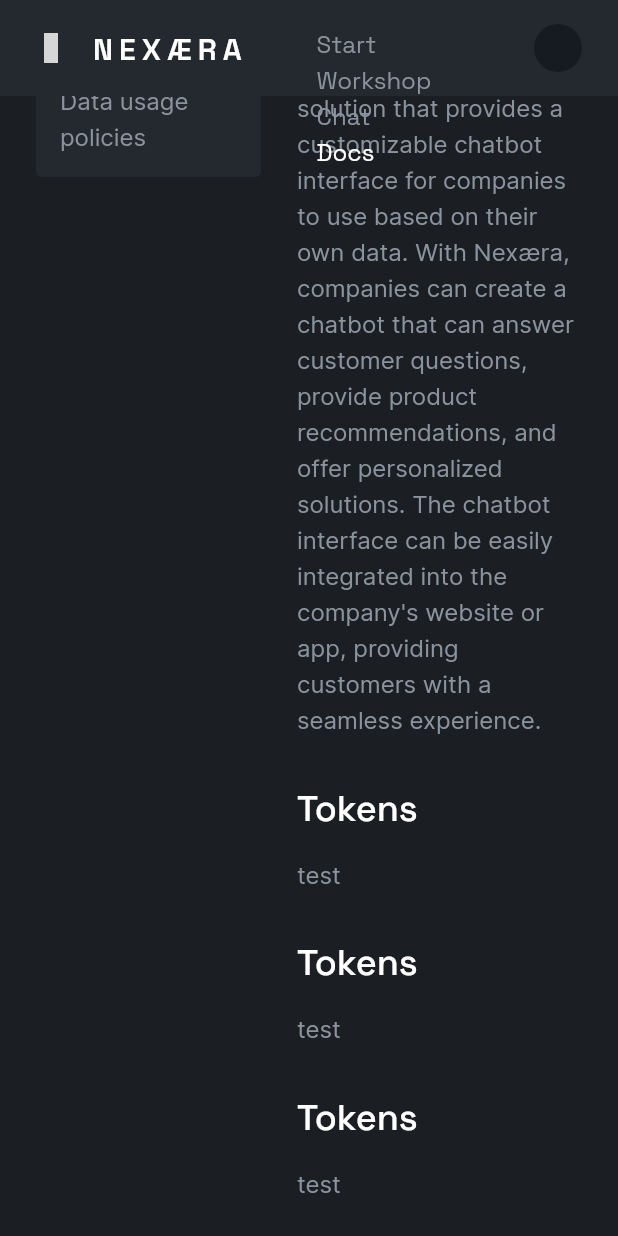
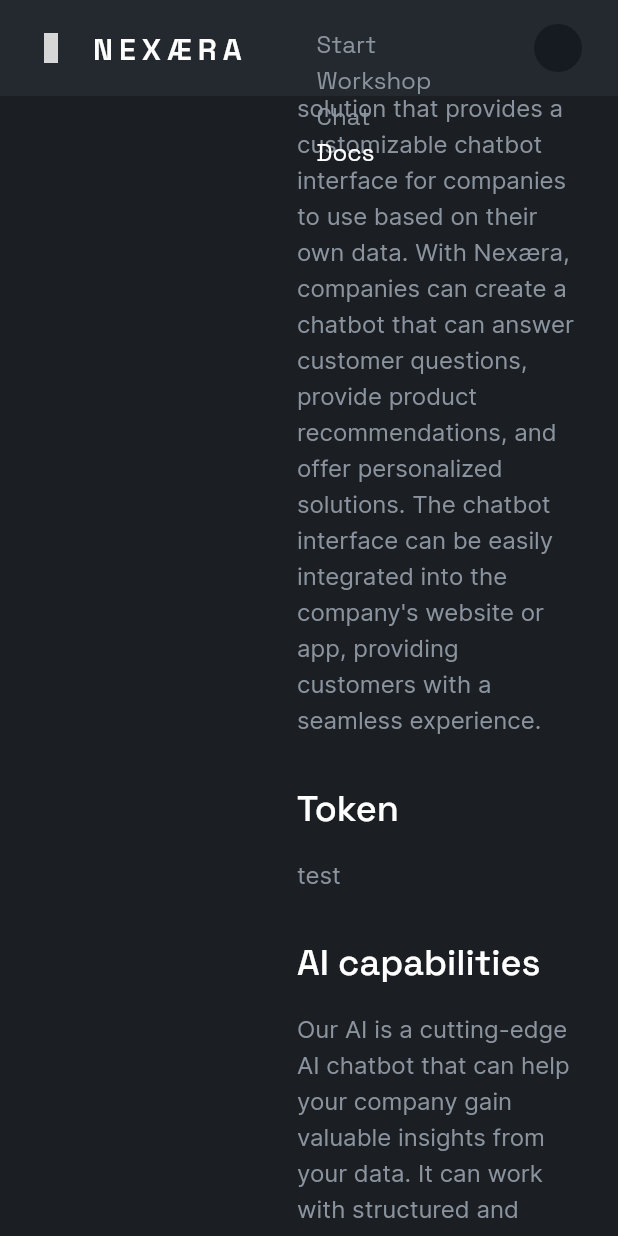
Before and after one commit to NorseKode/nexaera_chat, a Flutter app: the DocsScreen screen opened by its route, scrolled down 318 dp, on a phone screen of 412 x 824 dp. Run offline on Flutter 3.47's test engine with Material 2 defaults, Android fonts, the light colour scheme and no system bars; our stand-ins replace bloc, cloud_firestore, equatable, firebase_auth, firebase_core, flutter_bloc and 2 more; accounts and stored records are empty; grey boxes are pictures that could not be loaded.

Commit message:
added docs navigation

```diff
--- /dev/null
+++ b/lib/presentation/components/section.dart
@@ -0,0 +1,22 @@
+import 'package:flutter/material.dart';
+
+class Section extends StatelessWidget {
+  const Section({super.key, required this.title, required this.content});
+
+  final String title;
+  final List<Widget> content;
+
+  @override
+  Widget build(BuildContext context) {
+    var theme = Theme.of(context);
+    return Column(
+      crossAxisAlignment: CrossAxisAlignment.start,
+      children: [
+        Text(title, style: theme.textTheme.headlineSmall),
+        const SizedBox(height: 16),
+        ...content,
+        const SizedBox(height: 32),
+      ],
+    );
+  }
+}
--- /dev/null
+++ b/lib/presentation/constants/documents.dart
@@ -0,0 +1,34 @@
+import 'package:flutter/widgets.dart';
+
+import '../components/paragraph_text.dart';
+import '../components/section.dart';
+
+enum Document { introduction, quickstart }
+
+extension DocumentExtension on Document {
+  String get displayName => displayNames[this] ?? 'Undefined';
+  List<Section> get content => contents[this] ?? [];
+
+  static const displayNames = {
+    Document.introduction: 'Introduction',
+    Document.quickstart: 'Quickstart'
+  };
+
+//Should be changed to retrieve from database instead
+  static const contents = {
+    Document.introduction: [
+      Section(title: 'Overview', content: [
+        Paragraph(
+          "Nexæra is a SaaS solution that provides a customizable chatbot interface for companies to use based on their own data. With Nexæra, companies can create a chatbot that can answer customer questions, provide product recommendations, and offer personalized solutions. The chatbot interface can be easily integrated into the company's website or app, providing customers with a seamless experience.",
+        ),
+      ]),
+      Section(title: 'Token', content: [
+        Paragraph("test"),
+      ]),
+      Section(title: 'AI capabilities', content: [
+        Paragraph(
+            "Our AI is a cutting-edge AI chatbot that can help your company gain valuable insights from your data. It can work with structured and unstructured data, including text, images, and numerical data, and is trained on a variety of industries and domains. Our AI can provide insights on topics such as customer behavior, market trends, and product performance using your own company data. With its powerful natural language processing capabilities, Our AI can understand and respond to your queries in a conversational manner, making it easy to get the insights you need. Whether you need to analyze customer feedback, monitor social media sentiment, or make data-driven decisions, Our AI is here to help you.")
+      ])
+    ],
+  };
+}
--- a/lib/presentation/screens/docs.dart
+++ b/lib/presentation/screens/docs.dart
@@ -1,13 +1,19 @@
 import 'package:flutter/material.dart';
+import 'package:go_router/go_router.dart';
 import 'package:nexaera_chat/presentation/components/page_header.dart';
 import 'package:nexaera_chat/presentation/components/paragraph_text.dart';
+import 'package:nexaera_chat/presentation/components/section.dart';
+import 'package:nexaera_chat/presentation/section/doc.dart';
 import 'package:unicons/unicons.dart';
 
 import '../components/custom_app_bar.dart';
 import '../components/custom_text_field.dart';
+import '../constants/documents.dart';
 
 class DocsScreen extends StatelessWidget {
-  const DocsScreen({super.key});
+  const DocsScreen({super.key, required this.document});
+
+  final Document document;
 
   @override
   Widget build(BuildContext context) {
@@ -36,26 +42,42 @@ class DocsScreen extends StatelessWidget {
                               borderRadius:
                                   BorderRadius.all(Radius.circular(4.0)),
                             ),
-                            child: Column(
-                              crossAxisAlignment: CrossAxisAlignment.start,
-                              children: [
-                                Text("Introduction"),
-                                SizedBox(height: 12),
-                                Paragraph("Quickstart"),
-                                SizedBox(height: 12),
-                                Paragraph("Library"),
-                                SizedBox(height: 12),
-                                Paragraph("Models"),
-                                SizedBox(height: 12),
-                                Paragraph("API"),
-                                SizedBox(height: 12),
-                                Paragraph("Tutorials"),
-                                SizedBox(height: 12),
-                                Paragraph("Authentication"),
-                                SizedBox(height: 12),
-                                Paragraph("Data usage policies"),
-                              ],
-                            ),
+                            child: Wrap(
+                                runSpacing: 12,
+                                children: List.generate(Document.values.length,
+                                    (index) {
+                                  var menuDoc = Document.values[index];
+                                  return GestureDetector(
+                                    onTap: () =>
+                                        context.goNamed('docs', extra: menuDoc),
+                                    child: Text(menuDoc.displayName,
+                                        style: theme.textTheme.bodyMedium!
+                                            .apply(
+                                                color: menuDoc == document
+                                                    ? theme
+                                                        .colorScheme.onSurface
+                                                    : theme.colorScheme
+                                                        .onSurfaceVariant)),
+                                  );
+                                })
+                                // [
+                                //   Text("Introduction"),
+                                //   SizedBox(height: 12),
+                                //   Paragraph("Quickstart"),
+                                //   SizedBox(height: 12),
+                                //   Paragraph("Library"),
+                                //   SizedBox(height: 12),
+                                //   Paragraph("Models"),
+                                //   SizedBox(height: 12),
+                                //   Paragraph("API"),
+                                //   SizedBox(height: 12),
+                                //   Paragraph("Tutorials"),
+                                //   SizedBox(height: 12),
+                                //   Paragraph("Authentication"),
+                                //   SizedBox(height: 12),
+                                //   Paragraph("Data usage policies"),
+                                // ],
+                                ),
                           ),
                           SizedBox(width: 24),
                           Expanded(
@@ -67,29 +89,22 @@ class DocsScreen extends StatelessWidget {
                                     prefixIcon: UniconsLine.search,
                                   ),
                                   const SizedBox(height: 32),
-                                  const Headline(title: 'Introduction'),
-                                  const SizedBox(height: 32),
-                                  Text('Overview',
-                                      style: theme.textTheme.headlineSmall),
-                                  const SizedBox(height: 16),
-                                  Paragraph(
-                                    "Nexæra is a SaaS solution that provides a customizable chatbot interface for companies to use based on their own data. With Nexæra, companies can create a chatbot that can answer customer questions, provide product recommendations, and offer personalized solutions. The chatbot interface can be easily integrated into the company's website or app, providing customers with a seamless experience.",
-                                  ),
-                                  const SizedBox(height: 32),
-                                  Text('Tokens',
-                                      style: theme.textTheme.headlineSmall),
-                                  const SizedBox(height: 16),
-                                  Paragraph("test"),
-                                  const SizedBox(height: 32),
-                                  Text('Tokens',
-                                      style: theme.textTheme.headlineSmall),
-                                  const SizedBox(height: 16),
-                                  Paragraph("test"),
-                                  const SizedBox(height: 32),
-                                  Text('Tokens',
-                                      style: theme.textTheme.headlineSmall),
-                                  const SizedBox(height: 16),
-                                  Paragraph("test"),
+                                  Doc(
+                                      title: document.displayName,
+                                      content: document.content
+                                      // Section(title: 'Overview', content: [
+                                      //   Paragraph(
+                                      //     "Nexæra is a SaaS solution that provides a customizable chatbot interface for companies to use based on their own data. With Nexæra, companies can create a chatbot that can answer customer questions, provide product recommendations, and offer personalized solutions. The chatbot interface can be easily integrated into the company's website or app, providing customers with a seamless experience.",
+                                      //   ),
+                                      // ]),
+                                      // Section(title: 'Token', content: [
+                                      //   Paragraph("test"),
+                                      // ]),
+                                      // Section(title: 'AI capabilities', content: [
+                                      //   Paragraph(
+                                      //       "Our AI is a cutting-edge AI chatbot that can help your company gain valuable insights from your data. It can work with structured and unstructured data, including text, images, and numerical data, and is trained on a variety of industries and domains. Our AI can provide insights on topics such as customer behavior, market trends, and product performance using your own company data. With its powerful natural language processing capabilities, Our AI can understand and respond to your queries in a conversational manner, making it easy to get the insights you need. Whether you need to analyze customer feedback, monitor social media sentiment, or make data-driven decisions, Our AI is here to help you.")
+                                      // ])
+                                      ),
                                 ]),
                           ),
                         ],
--- /dev/null
+++ b/lib/presentation/section/doc.dart
@@ -0,0 +1,22 @@
+import 'package:flutter/material.dart';
+import 'package:nexaera_chat/presentation/components/page_header.dart';
+import 'package:nexaera_chat/presentation/components/section.dart';
+
+class Doc extends StatelessWidget {
+  const Doc({super.key, required this.title, required this.content});
+
+  final String title;
+  final List<Section> content;
+
+  @override
+  Widget build(BuildContext context) {
+    return Column(
+      crossAxisAlignment: CrossAxisAlignment.start,
+      children: [
+        Headline(title: title),
+        const SizedBox(height: 32),
+        ...content
+      ],
+    );
+  }
+}
--- a/lib/utils/routes.dart
+++ b/lib/utils/routes.dart
@@ -3,6 +3,7 @@ import 'package:flutter/material.dart';
 import 'package:go_router/go_router.dart';
 
 import '../app/auth.dart';
+import '../presentation/constants/documents.dart';
 import '../presentation/screens/chat.dart';
 import '../presentation/screens/docs.dart';
 import '../presentation/screens/home.dart';
@@ -43,13 +44,15 @@ class AppRouter {
         ),
       ),
       GoRoute(
-        name: 'docs',
-        path: '/docs',
-        pageBuilder: (context, state) => NoTransitionPage<void>(
-          key: state.pageKey,
-          child: const DocsScreen(),
-        ),
-      ),
+          name: 'docs',
+          path: '/docs',
+          pageBuilder: (context, state) {
+            final document = (state.extra ?? Document.introduction) as Document;
+            return NoTransitionPage<void>(
+              key: state.pageKey,
+              child: DocsScreen(document: document),
+            );
+          }),
       GoRoute(
         name: 'profile',
         path: '/profile',
```
